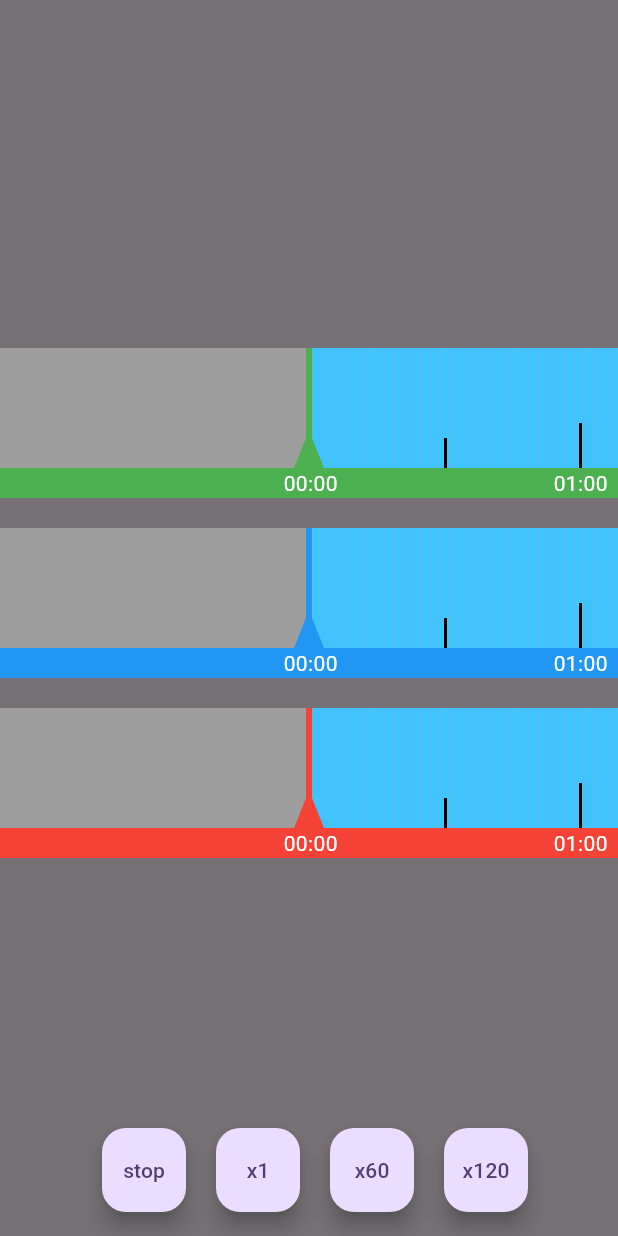
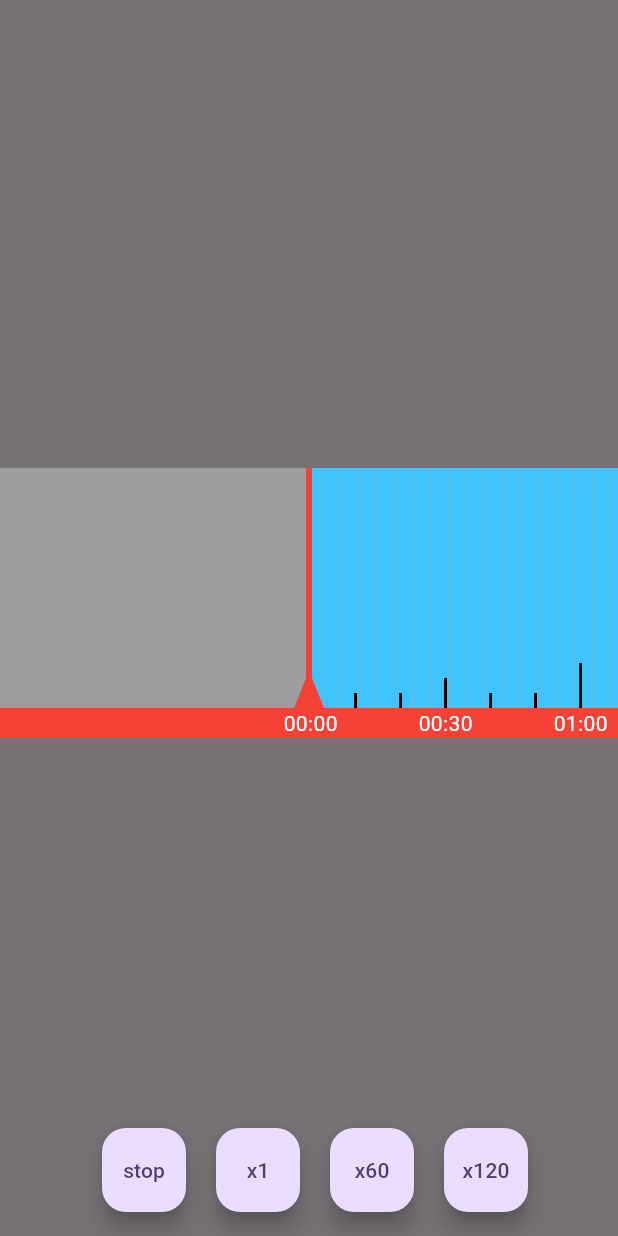
Before and after one commit to suprema-swkim/flutter_video_time, a Flutter app: the screen it shows after launch, on a phone screen of 412 x 824 dp. Run offline on Flutter 3.47's test engine with Material 3 defaults, Android fonts, the light colour scheme and no system bars.

Commit message:
줌 위치 보정 추가

```diff
--- a/lib/main.dart
+++ b/lib/main.dart
@@ -53,22 +53,6 @@ class SamplePage extends StatelessWidget {
             child: Column(
               mainAxisSize: MainAxisSize.min,
               children: [
-                VideoTimeLapse(
-                  timeList: timeList,
-                  focusAndTimeTextBackgroundColor: Colors.green,
-                  timeFocusChanged: (value) {},
-                  previousCallBack: () {},
-                  nextDateCallBack: () {},
-                ),
-                const SizedBox(height: 20),
-                VideoTimeLapse(
-                  timeList: timeList,
-                  focusAndTimeTextBackgroundColor: Colors.blue,
-                  timeFocusChanged: (value) {},
-                  previousCallBack: () {},
-                  nextDateCallBack: () {},
-                ),
-                const SizedBox(height: 20),
                 VideoTimeLapse(
                   key: timeLapseKey,
                   timeList: timeList,
--- a/lib/video_time_lapse.dart
+++ b/lib/video_time_lapse.dart
@@ -3,6 +3,7 @@ import 'package:flutter/material.dart';
 class VideoTimeLapse extends StatefulWidget {
   const VideoTimeLapse({
     Key? key,
+    this.height = 160,
     required this.timeList,
     required this.timeFocusChanged,
     required this.previousCallBack,
@@ -14,6 +15,9 @@ class VideoTimeLapse extends StatefulWidget {
     this.timeLineHandColor = Colors.black,
     this.timeTextColor = Colors.white,
   }) : super(key: key);
+
+  /// 높이
+  final double height;
 
   /// 비디오 시간 목록
   final List<bool> timeList;
@@ -59,12 +63,12 @@ class VideoTimeLapseState extends State<VideoTimeLapse> {
   // ------------------------------------------------
 
   /// 일반 배율
-  double scale = zoomLevel1Scale;
+  late double scale = zoomLevel2Scale;
 
-  ValueNotifier<double> widgetSizeNotifier = ValueNotifier(zoomLevel1Scale / 10);
+  late ValueNotifier<double> widgetSizeNotifier = ValueNotifier(zoomLevel1Scale / 10);
 
   /// 줌 레벨1 스케일
-  static double zoomLevel1Scale = 30;
+  final double zoomLevel1Scale = 30;
 
   /// 줌 레벨2 스케일
   final double zoomLevel2Scale = 45;
@@ -134,7 +138,7 @@ class VideoTimeLapseState extends State<VideoTimeLapse> {
           mainAxisSize: MainAxisSize.min,
           children: [
             SizedBox(
-              height: 80,
+              height: widget.height,
               child: Stack(
                 children: [
                   GestureDetector(
@@ -145,16 +149,20 @@ class VideoTimeLapseState extends State<VideoTimeLapse> {
                       }
                     },
                     onScaleUpdate: (details) {
+                      // 줌 위치 보정
+                      double newOffset = _timeInSecondsToScrollOffset(focusTimeInSeconds.toDouble());
+                      videoScrollController.jumpTo(newOffset);
+
                       if (details.pointerCount == 2) {
                         /// 핀치줌(가로) 사이즈를 줄일때
-                        if (details.horizontalScale < 1.0 && scale > minScale) {
+                        if (details.scale < 1.0 && scale > minScale) {
                           scale -= 0.5;
                           widgetSizeNotifier.value = scale / 10;
                           return;
                         }
 
                         /// 핀치줌(가로) 사이즈를 늘릴때
-                        if (details.horizontalScale > 1.0 && scale < maxScale) {
+                        if (details.scale > 1.0 && scale < maxScale) {
                           scale += 0.5;
                           widgetSizeNotifier.value = scale / 10;
                           return;
@@ -162,9 +170,9 @@ class VideoTimeLapseState extends State<VideoTimeLapse> {
                       }
                     },
                     onScaleEnd: (details) {
-                      // 줌 시작 전 위치로 이동
+                      // 줌 위치 보정
                       double newOffset = _timeInSecondsToScrollOffset(focusTimeInSeconds.toDouble());
-                      videoScrollController.animateTo(newOffset, duration: const Duration(milliseconds: 750), curve: Curves.ease);
+                      videoScrollController.jumpTo(newOffset);
                     },
                     child: NotificationListener<ScrollNotification>(
                       onNotification: (scrollNotification) {
```
